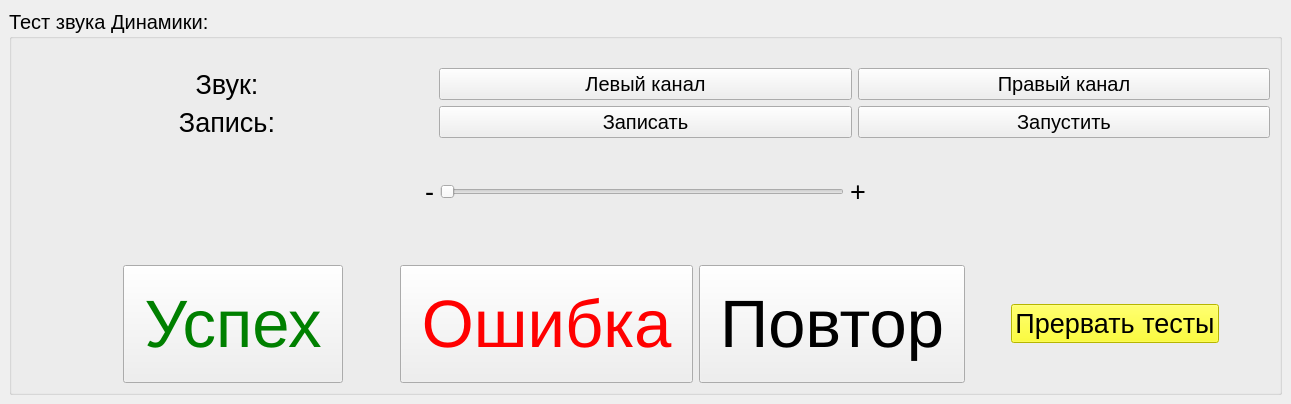
This is ui/test_speaker_audio.ui in Mex93/MonoblockTests as Qt 5 draws it before an edit. The edited form follows.
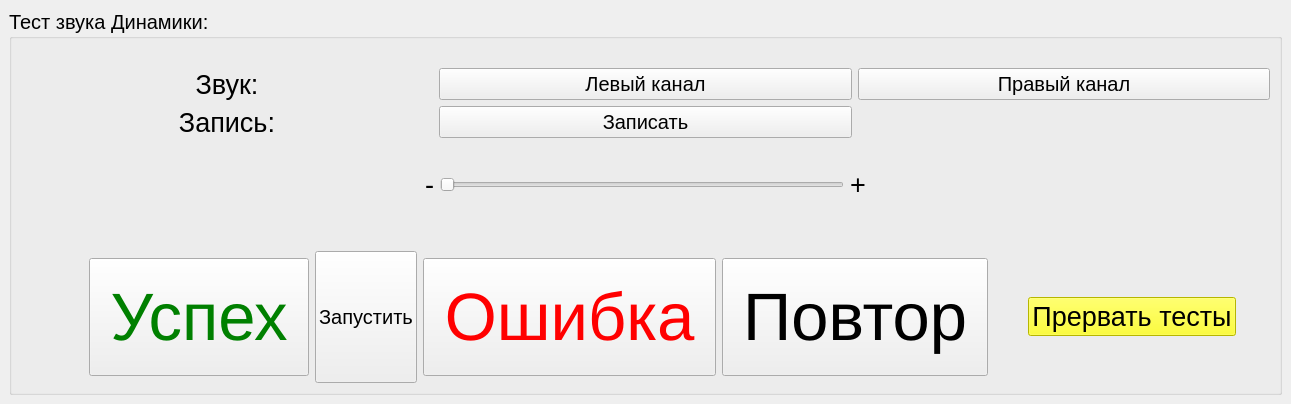
This is the edited form. Icons and pictures are not drawn.

Commit message: added button furmark

```diff
--- a/ui/test_speaker_audio.ui
+++ b/ui/test_speaker_audio.ui
@@ -159,27 +159,6 @@
                </property>
               </widget>
              </item>
-             <item row="1" column="2">
-              <widget class="QPushButton" name="pushButton_start_test">
-               <property name="font">
-                <font>
-                 <pointsize>15</pointsize>
-                </font>
-               </property>
-               <property name="text">
-                <string>Запустить</string>
-               </property>
-               <property name="icon">
-                <iconset theme="QIcon::ThemeIcon::MediaPlaybackStart"/>
-               </property>
-               <property name="iconSize">
-                <size>
-                 <width>40</width>
-                 <height>40</height>
-                </size>
-               </property>
-              </widget>
-             </item>
             </layout>
            </item>
           </layout>
@@ -293,17 +272,34 @@
             </widget>
            </item>
            <item>
-            <spacer name="horizontalSpacer_2">
-             <property name="orientation">
-              <enum>Qt::Orientation::Horizontal</enum>
+            <widget class="QPushButton" name="pushButton_start_test">
+             <property name="minimumSize">
+              <size>
+               <width>0</width>
+               <height>132</height>
+              </size>
              </property>
-             <property name="sizeHint" stdset="0">
+             <property name="font">
+              <font>
+               <pointsize>15</pointsize>
+              </font>
+             </property>
+             <property name="styleSheet">
+              <string notr="true"/>
+             </property>
+             <property name="text">
+              <string>Запустить</string>
+             </property>
+             <property name="icon">
+              <iconset theme="QIcon::ThemeIcon::MediaPlaybackStart"/>
+             </property>
+             <property name="iconSize">
               <size>
                <width>40</width>
-               <height>20</height>
+               <height>40</height>
               </size>
              </property>
-            </spacer>
+            </widget>
            </item>
            <item>
             <widget class="QPushButton" name="pushButton_fail">
```
The commit also changes 5 other files.
